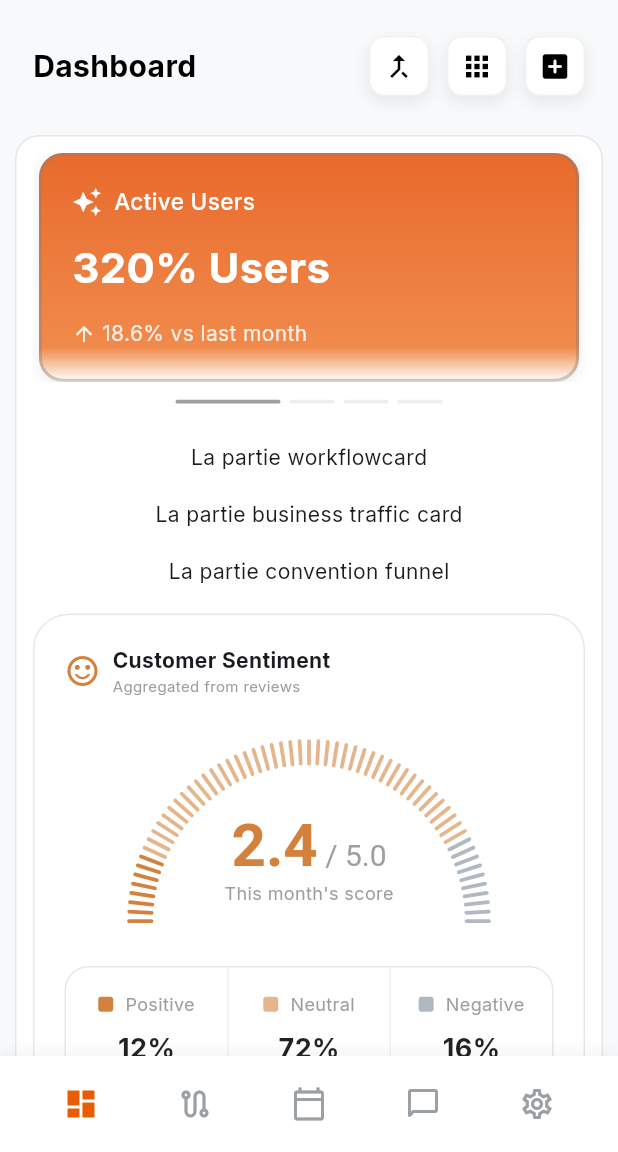
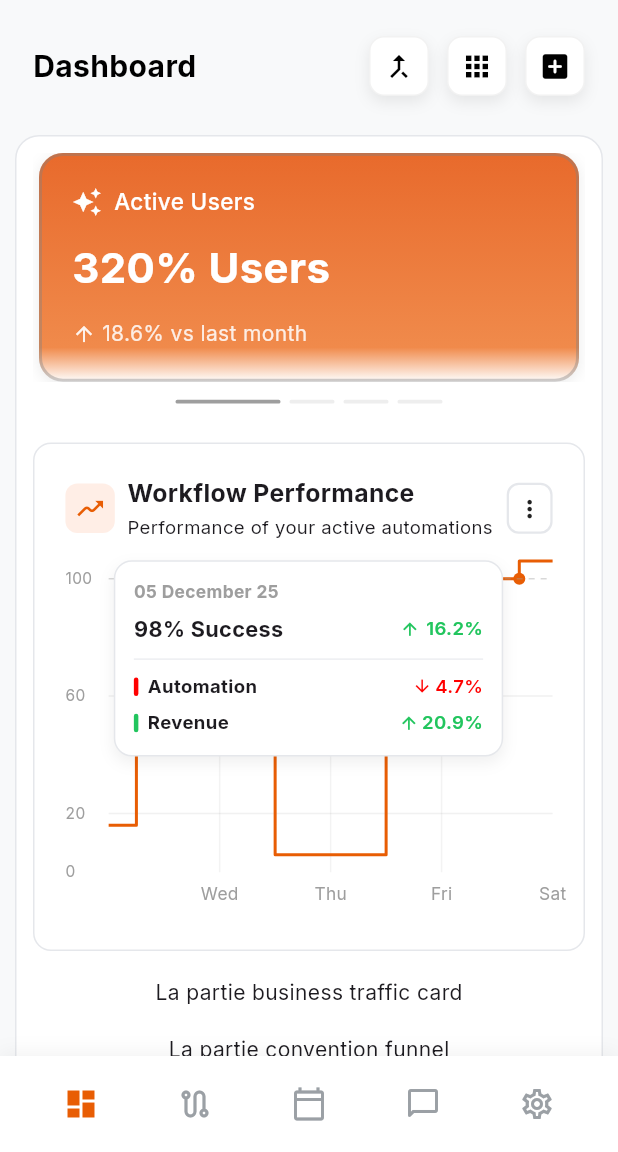
Before and after one commit to HE11032006/Mare_Flutter, a Flutter app: the screen it shows after launch, on a phone screen of 412 x 824 dp, the part 84-1236 px from its top. Run offline on Flutter 3.47's test engine with Material 3 defaults, Android fonts, the phone set to English and light mode, and no system bars; drawn by our look-alikes of fl_chart, flutter_animate; our stand-ins replace google_fonts.

Commit message:
Creation et integration du widget WorkflowPerformanceCard

```diff
--- /dev/null
+++ b/devtools_options.yaml
@@ -0,0 +1,3 @@
+description: This file stores settings for Dart & Flutter DevTools.
+documentation: https://docs.flutter.dev/tools/devtools/extensions#configure-extension-enablement-states
+extensions:
--- a/lib/screens/dashboard.dart
+++ b/lib/screens/dashboard.dart
@@ -6,6 +6,7 @@ import '../utils/text_style.dart';
 import '../widget/cards/activity_seeds.dart';
 import '../widget/cards/customer_sentiment_card.dart';
 import '../widget/cards/efficiency_slide_card.dart';
+import '../widget/cards/workflow_performance_card.dart';
 class DashboardScreen extends StatelessWidget {
   const DashboardScreen({super.key});
 
@@ -176,9 +177,7 @@ class DashboardScreen extends StatelessWidget {
   }
 
   Widget _workflowcard() {
-    return Center(
-      child: Text("La partie workflowcard"),
-    );
+    return const WorkflowPerformanceCard();
   }
 
   Widget _businessTrafficCard() {
--- a/lib/utils/color.dart
+++ b/lib/utils/color.dart
@@ -30,8 +30,8 @@ abstract class AppColors {
   // Chart colors
   static const Color chartGreen = Color(0xFF22C55E);
   static const Color chartOrange = Color(0xFFE85D04);
-  static const Color chartYellow = Color(0xFFFBBF24);
-  static const Color chartBlue = Color(0xFF3B82F6);
+  static const Color chartBackground = Color(0xFFFFEEE6);
+  static const Color chartRed = Color(0xFFFF0000);
   static const Color chartGray = Color(0xFFE5E7EB);
 
   // Efficiency card gradient
--- /dev/null
+++ b/lib/widget/cards/workflow_performance_card.dart
@@ -0,0 +1,351 @@
+import 'package:flutter/material.dart';
+import 'package:provider/provider.dart';
+import 'package:fl_chart/fl_chart.dart';
+import '../../providers/providers.dart';
+import '../../utils/color.dart';
+
+class WorkflowPerformanceCard extends StatelessWidget {
+  const WorkflowPerformanceCard({super.key});
+
+  @override
+  Widget build(BuildContext context) {
+    final data = context.watch<DashboardProvider>().workflowData;
+    final w = MediaQuery.of(context).size.width;
+
+    return Container(
+      padding: EdgeInsets.all(w * 0.05),
+      decoration: BoxDecoration(
+        color: Colors.white,
+        borderRadius: BorderRadius.circular(12),
+        border: Border.fromBorderSide(BorderSide(color: AppColors.border))
+      ),
+      child: Column(
+        crossAxisAlignment: CrossAxisAlignment.start,
+        children: [
+          _buildHeader(context),
+          SizedBox(height: w * 0.06),
+          Stack(
+            clipBehavior: Clip.none,
+            children: [
+              _buildChart(data, w),
+              Positioned(
+                top: w * -0.03,
+                right: w * 0.08,
+                child: _buildStats(data, w),
+              ),
+            ],
+          ),
+        ],
+      ),
+    );
+  }
+
+  Widget _buildHeader(BuildContext context) {
+    final w = MediaQuery.of(context).size.width;
+
+    return Row(
+      mainAxisAlignment: MainAxisAlignment.spaceBetween,
+      children: [
+        Container(
+          padding: EdgeInsets.all(w * 0.015),
+          decoration: BoxDecoration(
+            color: AppColors.chartBackground,
+            borderRadius: BorderRadius.circular(8),
+          ),
+          child: Icon(
+            Icons.moving,
+            color: AppColors.chartOrange,
+            size: w * 0.05,
+          ),
+        ),
+        SizedBox(width: w * 0.02),
+        Expanded(
+          child: Column(
+            crossAxisAlignment: CrossAxisAlignment.start,
+            children: [
+              Text(
+                'Workflow Performance',
+                style: TextStyle(
+                  fontSize: w * 0.04,
+                  fontWeight: FontWeight.bold,
+                ),
+              ),
+              SizedBox(height: w * 0.006),
+              Text(
+                'Performance of your active automations',
+                style: TextStyle(
+                  fontSize: w * 0.03,
+                ),
+              ),
+            ],
+          ),
+        ),
+        Container(
+          padding: EdgeInsets.symmetric(
+            vertical: w * 0.015,
+            horizontal: w * 0.011,
+          ),
+          decoration: BoxDecoration(
+            borderRadius: BorderRadius.circular(8),
+            border: Border.all(
+              color: AppColors.border,
+              width: 1.5,
+            ),
+          ),
+          child: Icon(
+            Icons.more_vert,
+            size: w * 0.045,
+          ),
+        ),
+      ],
+    );
+  }
+
+  Widget _buildStats(Map<String, dynamic> data, double w) {
+    return ConstrainedBox(
+      constraints: BoxConstraints(maxWidth: w * 0.63),
+      child: Container(
+        padding: EdgeInsets.all(w * 0.03),
+        decoration: BoxDecoration(
+          color: Colors.white,
+          borderRadius: BorderRadius.circular(12),
+          border: Border.all(color: AppColors.border),
+          boxShadow: [
+            BoxShadow(
+              color: Colors.black.withOpacity(0.06),
+              blurRadius: 8,
+              offset: const Offset(0, 4),
+            ),
+          ],
+        ),
+        child: Column(
+          crossAxisAlignment: CrossAxisAlignment.start,
+          mainAxisSize: MainAxisSize.min,
+          children: [
+            Text(
+              data['date'],
+              style: TextStyle(
+                fontSize: w * 0.028,
+                color: Colors.grey,
+                fontWeight: FontWeight.bold,
+              ),
+            ),
+            SizedBox(height: w * 0.015),
+            Row(
+              mainAxisAlignment: MainAxisAlignment.spaceBetween,
+              children: [
+                Text(
+                  '${data['successRate'].toInt()}% Success',
+                  style: TextStyle(
+                    fontSize: w * 0.035,
+                    fontWeight: FontWeight.bold,
+                  ),
+                ),
+                SizedBox(width: w * 0.015),
+                Row(
+                  mainAxisSize: MainAxisSize.min,
+                  children: [
+                    Icon(
+                      Icons.arrow_upward,
+                      size: w * 0.032,
+                      color: AppColors.chartGreen,
+                    ),
+                    SizedBox(width: w * 0.01),
+                    Text(
+                      '${data['successGrowth']}%',
+                      style: TextStyle(
+                        fontSize: w * 0.03,
+                        color: AppColors.chartGreen,
+                        fontWeight: FontWeight.w600,
+                      ),
+                    ),
+                  ],
+                )
+              ],
+            ),
+            SizedBox(height: w * 0.022),
+
+            Container(
+              width: double.infinity,
+              height: 0.7,
+              color: AppColors.border,
+            ),
+
+            SizedBox(height: w * 0.022),
+            _buildMiniMetric(
+              'Automation',
+              data['automationChange'],
+              AppColors.chartRed,
+              w,
+            ),
+            SizedBox(height: w * 0.015),
+            _buildMiniMetric(
+              'Revenue',
+              data['revenueChange'],
+              AppColors.chartGreen,
+              w,
+            ),
+          ],
+        ),
+      ),
+    );
+  }
+
+  Widget _buildMiniMetric(String label, double value, Color color, double w) {
+    final isPositive = value > 0;
+
+    return Row(
+      children: [
+        Container(
+          width: 3,
+          height: w * 0.03,
+          decoration: BoxDecoration(
+            color: color,
+            borderRadius: BorderRadius.circular(2),
+          ),
+        ),
+        SizedBox(width: w * 0.015),
+        Text(
+          label,
+          style: TextStyle(
+            fontSize: w * 0.03,
+            fontWeight: FontWeight.bold,
+          ),
+        ),
+        const Spacer(),
+        Icon(
+          isPositive ? Icons.arrow_upward : Icons.arrow_downward,
+          size: w * 0.032,
+          color: isPositive ? AppColors.chartGreen : AppColors.chartRed,
+        ),
+        SizedBox(width: w * 0.005),
+        Text(
+          '${value.abs()}%',
+          style: TextStyle(
+            fontSize: w * 0.03,
+            fontWeight: FontWeight.w600,
+            color: isPositive ? AppColors.chartGreen : AppColors.chartRed,
+          ),
+        ),
+      ],
+    );
+  }
+
+  Widget _buildChart(Map<String, dynamic> data, double w) {
+    return SizedBox(
+      height: w * 0.55,
+      child: LineChart(
+        LineChartData(
+          minX: 0,
+          maxX: 4,
+          minY: 0,
+          maxY: 100,
+          gridData: FlGridData(
+            show: true,
+            horizontalInterval: 20,
+            verticalInterval: 1,
+            getDrawingHorizontalLine: (value) {
+              if (![0, 20, 60].contains(value.toInt())) {
+                return const FlLine(strokeWidth: 0);
+              }
+              return FlLine(
+                color: Colors.grey.withOpacity(0.15),
+                strokeWidth: 1,
+              );
+            },
+            getDrawingVerticalLine: (value) => FlLine(
+              color: Colors.grey.withOpacity(0.12),
+              strokeWidth: 1,
+            ),
+          ),
+          extraLinesData: ExtraLinesData(
+            horizontalLines: [
+              HorizontalLine(
+                y: 100,
+                color: Colors.grey.withOpacity(0.4),
+                strokeWidth: 1,
+                dashArray: [4, 4],
+              ),
+            ],
+          ),
+          titlesData: FlTitlesData(
+            leftTitles: AxisTitles(
+              sideTitles: SideTitles(
+                showTitles: true,
+                interval: 20,
+                reservedSize: w * 0.07,
+                getTitlesWidget: (value, _) {
+                  if (![0, 20, 60, 100].contains(value.toInt())) {
+                    return const SizedBox.shrink();
+                  }
+                  return Text(
+                    value.toInt().toString(),
+                    style: TextStyle(
+                      fontSize: w * 0.025,
+                      color: Colors.grey,
+                    ),
+                  );
+                },
+              ),
+            ),
+            bottomTitles: AxisTitles(
+              sideTitles: SideTitles(
+                showTitles: true,
+                interval: 1,
+                reservedSize: w * 0.075,
+                getTitlesWidget: (value, _) {
+                  const days = ['Wed', 'Thu', 'Fri', 'Sat'];
+                  if (value >= 1 && value <= 4 && value == value.toInt()) {
+                    return Padding(
+                      padding: EdgeInsets.only(top: w * 0.015),
+                      child: Text(
+                        days[value.toInt() - 1],
+                        style: TextStyle(
+                          fontSize: w * 0.028,
+                          color: Colors.grey,
+                        ),
+                      ),
+                    );
+                  }
+                  return const SizedBox.shrink();
+                },
+              ),
+            ),
+            topTitles: const AxisTitles(sideTitles: SideTitles(showTitles: false)),
+            rightTitles: const AxisTitles(sideTitles: SideTitles(showTitles: false)),
+          ),
+          borderData: FlBorderData(show: false),
+          lineBarsData: [
+            LineChartBarData(
+              isStepLineChart: true,
+              barWidth: 2,
+              color: AppColors.chartOrange,
+              spots: const [
+                FlSpot(0.0, 16),
+                FlSpot(0.25, 16),
+                FlSpot(0.25, 60),
+                FlSpot(1.5, 60),
+                FlSpot(1.5, 6),
+                FlSpot(2.5, 6),
+                FlSpot(2.5, 100),
+                FlSpot(3.7, 100),
+                FlSpot(3.7, 106),
+                FlSpot(4.0, 106),
+              ],
+              dotData: FlDotData(
+                show: true,
+                checkToShowDot: (spot, _) => spot.x == 3.7 && spot.y == 100,
+                getDotPainter: (_, __, ___, ____) {
+                  return FlDotCirclePainter(
+                    radius: 4,
+                    color: AppColors.chartOrange,
+                  );
+                },
+              ),
+            ),
+          ],
+        ),
+      ),
+    );
+  }
+}
```
